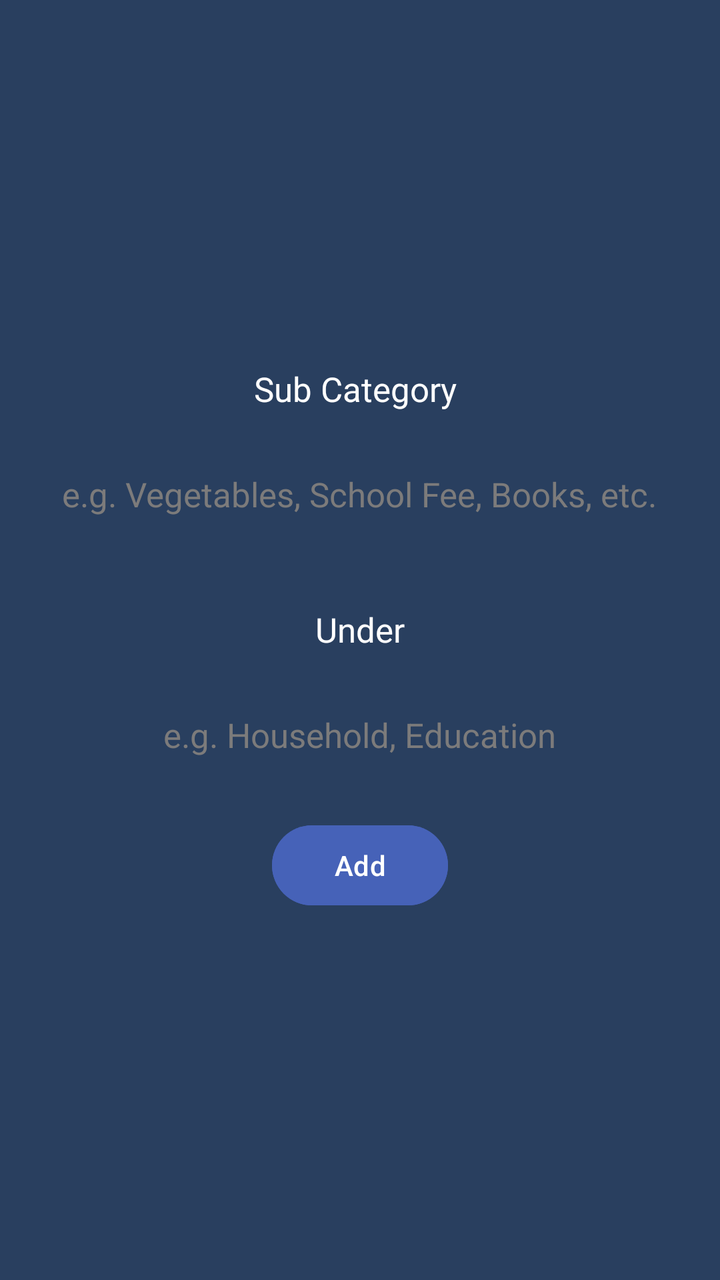
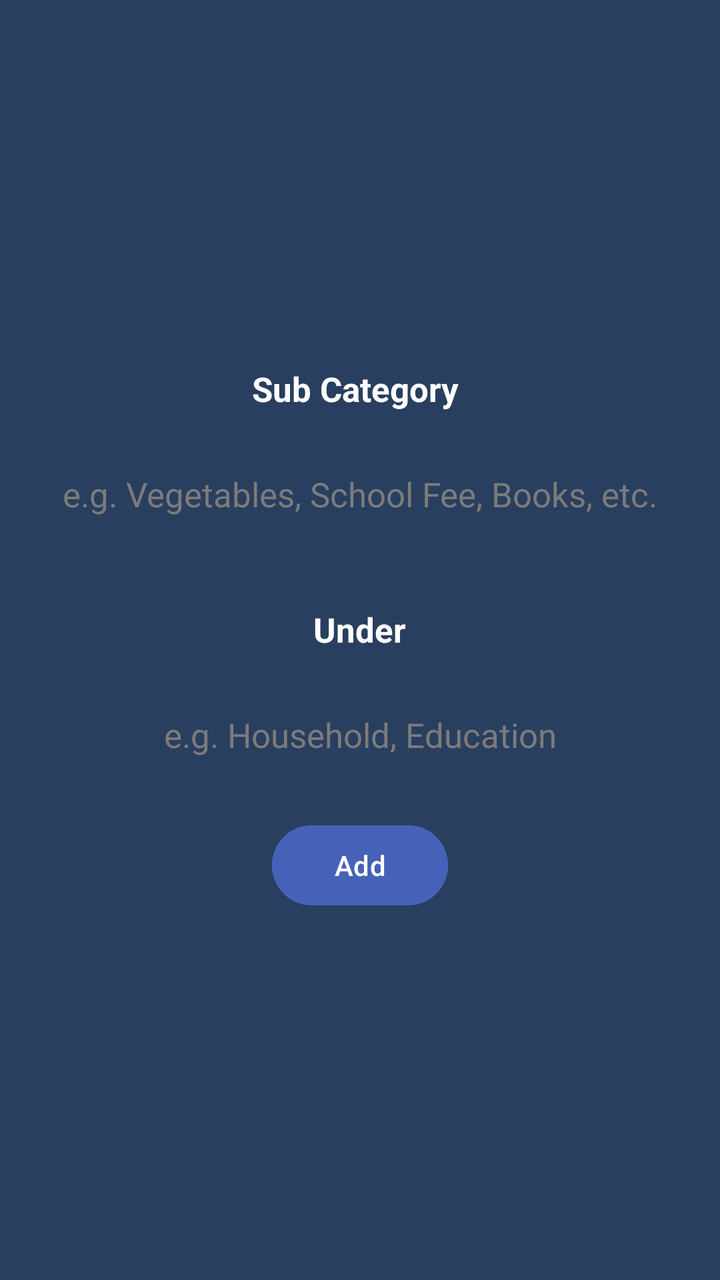

The first picture is an Android layout as it rendered before a commit; the second is the same layout after the commit. The layout source and the unified diff follow.
<!-- AndroidManifest.xml: application theme Theme.GharKharch -->
<!-- res/layout/fragment_add_sub_category.xml -->
<?xml version="1.0" encoding="utf-8"?>
<LinearLayout xmlns:android="http://schemas.android.com/apk/res/android"
    android:layout_width="match_parent"
    android:layout_height="match_parent"
    android:background="@color/backgroundColor"
    android:gravity="center"
    android:orientation="vertical">

    <TextView
        android:layout_width="wrap_content"
        android:layout_height="wrap_content"
        android:padding="@dimen/padding_large"
        android:text="Sub Category "
        android:textColor="@color/primaryTextColor"
        android:textSize="@dimen/text_size_large" />

    <EditText
        android:id="@+id/inputSubCategory"
        android:layout_width="wrap_content"
        android:layout_height="wrap_content"
        android:background="@color/backgroundColor"
        android:hint="@string/hint_sub_category"
        android:importantForAutofill="no"
        android:inputType="text"
        android:maxLength="15"
        android:padding="@dimen/padding_large"
        android:textColorHint="@color/primaryTextColorVariant"
        android:textSize="@dimen/text_size_large" />

    <TextView
        android:layout_width="wrap_content"
        android:layout_height="wrap_content"
        android:layout_marginTop="@dimen/margin_large"
        android:padding="@dimen/padding_large"
        android:text="Under"
        android:textColor="@color/primaryTextColor"
        android:textSize="@dimen/text_size_large" />

    <EditText
        android:id="@+id/category"
        android:layout_width="wrap_content"
        android:layout_height="wrap_content"
        android:background="@color/backgroundColor"
        android:hint="@string/hint_category"
        android:importantForAutofill="no"
        android:inputType="text"
        android:maxLength="15"
        android:padding="@dimen/padding_large"
        android:textColorHint="@color/primaryTextColorVariant"
        android:textSize="@dimen/text_size_large" />

    <Button
        android:id="@+id/addBtn"
        android:layout_width="wrap_content"
        android:layout_height="wrap_content"
        android:layout_marginVertical="@dimen/margin_large"
        android:backgroundTint="@color/buttonColor"
        android:text="Add"
        android:textColor="@color/primaryTextColor" />

</LinearLayout>
<!-- resources referenced by this layout -->
<resources>
  <color name="backgroundColor">#293F5F</color>
  <color name="buttonColor">#4662B8</color>
  <color name="primaryTextColor">#FFFFFF</color>
  <color name="primaryTextColorVariant">#7C7B7B</color>
  <dimen name="margin_large">15dp</dimen>
  <dimen name="padding_large">15dp</dimen>
  <dimen name="text_size_large">17sp</dimen>
  <string name="hint_category">e.g. Household, Education</string>
  <string name="hint_sub_category">e.g. Vegetables, School Fee, Books, etc.</string>
  <style name="Theme.GharKharch" parent="Base.Theme.GharKharch">
          <item name="colorPrimary">@color/backgroundColor</item>
          <item name="colorSecondary">@color/lGrey</item>
          
          <item name="colorOnSecondary">@color/primaryTextColor</item>
          <item name="colorOnPrimary">@color/primaryTextColor</item>
          
          <item name="android:textColor">@color/primaryTextColor</item>
          <item name="android:textColorPrimary">@color/primaryTextColor</item>
          <item name="android:textColorSecondary">@color/primaryTextColorVariant</item>
      </style>
  <style name="Base.Theme.GharKharch" parent="Theme.Material3.DayNight.NoActionBar">
          
      </style>
  <color name="lGrey">#616161</color>
</resources>

<!-- the commit's change to res/layout/fragment_add_sub_category.xml (unified diff, before → after) -->
@@ -11,6 +11,7 @@
         android:layout_height="wrap_content"
         android:padding="@dimen/padding_large"
         android:text="Sub Category "
+        android:textStyle="bold"
         android:textColor="@color/primaryTextColor"
         android:textSize="@dimen/text_size_large" />
 
@@ -19,6 +20,7 @@
         android:layout_width="wrap_content"
         android:layout_height="wrap_content"
         android:background="@color/backgroundColor"
+        android:gravity="center"
         android:hint="@string/hint_sub_category"
         android:importantForAutofill="no"
         android:inputType="text"
@@ -33,14 +35,16 @@
         android:layout_marginTop="@dimen/margin_large"
         android:padding="@dimen/padding_large"
         android:text="Under"
+        android:textStyle="bold"
         android:textColor="@color/primaryTextColor"
         android:textSize="@dimen/text_size_large" />
 
     <EditText
-        android:id="@+id/category"
-        android:layout_width="wrap_content"
+        android:id="@+id/inputCategory"
+        android:layout_width="250dp"
         android:layout_height="wrap_content"
         android:background="@color/backgroundColor"
+        android:gravity="center"
         android:hint="@string/hint_category"
         android:importantForAutofill="no"
         android:inputType="text"
@@ -48,6 +52,13 @@
         android:padding="@dimen/padding_large"
         android:textColorHint="@color/primaryTextColorVariant"
         android:textSize="@dimen/text_size_large" />
+
+    <androidx.recyclerview.widget.RecyclerView
+        android:id="@+id/category_search_list"
+        android:layout_width="250dp"
+        android:layout_height="200dp"
+        android:layout_marginVertical="@dimen/margin_small"
+        android:visibility="gone" />
 
     <Button
         android:id="@+id/addBtn"
<!-- resource entries referenced after the edit -->
@@ -5,6 +5,7 @@
   <color name="primaryTextColor">#FFFFFF</color>
   <color name="primaryTextColorVariant">#7C7B7B</color>
   <dimen name="margin_large">15dp</dimen>
+  <dimen name="margin_small">5dp</dimen>
   <dimen name="padding_large">15dp</dimen>
   <dimen name="text_size_large">17sp</dimen>
   <string name="hint_category">e.g. Household, Education</string>
